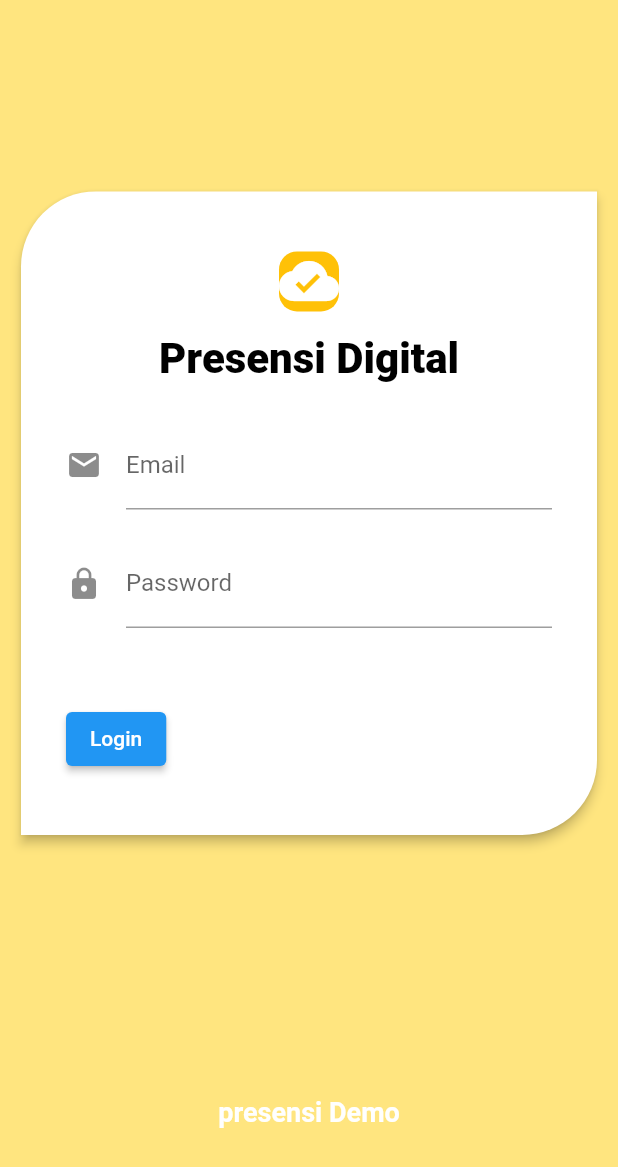
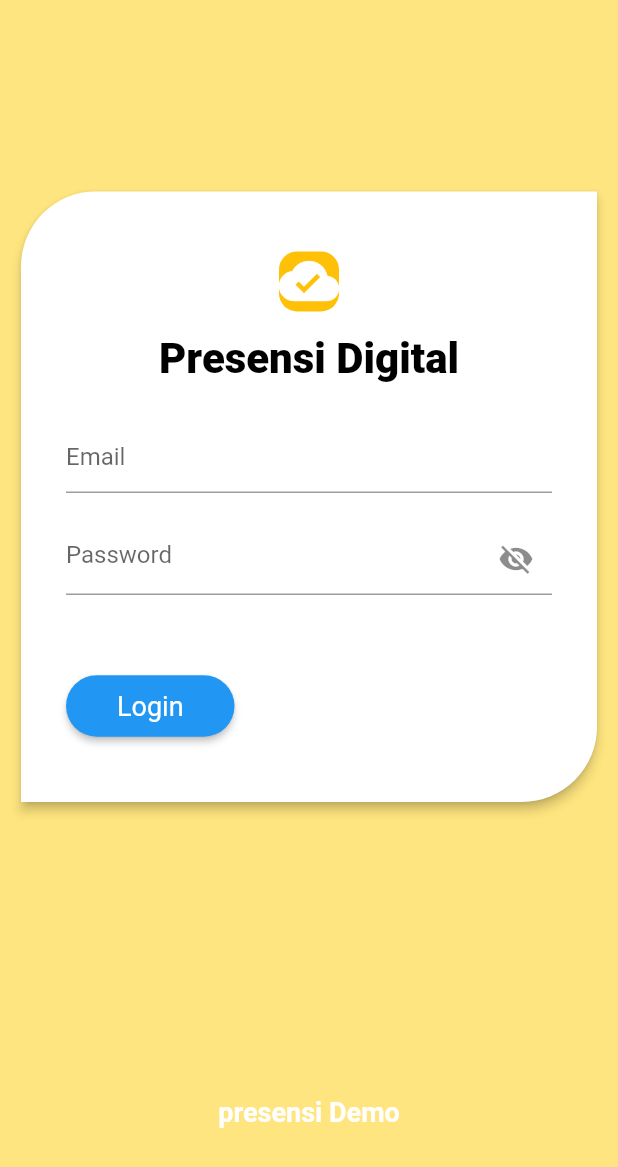
Before and after one commit to herry88/presensidigital, a Flutter app: the screen it shows after launch, on a phone screen of 412 x 824 dp. Shown: the top 1167 px of the screen. Run offline on Flutter 3.47's test engine with Material 2 defaults, Android fonts, the phone set to English and light mode, and no system bars; our stand-ins replace shared_preferences.

Commit message:
updatesiapatahu jalan

```diff
--- a/lib/helper/loginhelper.dart
+++ b/lib/helper/loginhelper.dart
@@ -1,25 +1,21 @@
+import 'package:shared_preferences/shared_preferences.dart';
 import 'package:http/http.dart' as http;
 import 'dart:convert';
 
 class LoginHelper {
-  // String url = 'https://backendapilaravel-app.herokuapp.com/api/login';
-  var status;
+  final String _url = 'https://backendapilaravel-app.herokuapp.com/api/login';
+  // late String localStorage;
   var token;
-  loginData(String email, String password) async {
-    var response = await http.post(
-      Uri.parse('https://backendapilaravel-app.herokuapp.com/api/login'),
-      headers: {'Accept': 'application/json'},
-      body: {'email': '$email'.toString(), 'password': '$password'.toString()},
-    );
-    status = response.body.contains('error');
-    var data = json.decode(response.body);
-    print(status);
-    print(data);
-    if (status) {
-      // return data;
-      print('data:${data['error']}');
-    } else {
-      print('data:${data['token']}');
-    }
+
+  auth(data, apiUrl) async {
+    var fullUrl = _url + apiUrl;
+    return await http.post(Uri.parse(fullUrl),
+        body: jsonEncode(data), headers: _setHeaders());
   }
+
+  _setHeaders() => {
+        'Content-type': 'application/json',
+        'Accept': 'application/json',
+        'Authorization': 'Bearer $token',
+      };
 }
--- a/lib/main.dart
+++ b/lib/main.dart
@@ -1,5 +1,6 @@
 import 'package:flutter/material.dart';
-
+import 'package:presensidigital/pages/home.dart';
+import 'package:shared_preferences/shared_preferences.dart';
 import 'pages/loginpage.dart';
 
 void main() {
@@ -7,7 +8,7 @@ void main() {
 }
 
 class MyApp extends StatelessWidget {
-  const MyApp({ Key? key }) : super(key: key);
+  const MyApp({Key? key}) : super(key: key);
 
   @override
   Widget build(BuildContext context) {
@@ -16,7 +17,49 @@ class MyApp extends StatelessWidget {
       theme: ThemeData(
         primarySwatch: Colors.blue,
       ),
-      home: LoginPages(),
+      home: CheckAuth(),
     );
   }
 }
+
+class CheckAuth extends StatefulWidget {
+  const CheckAuth({Key? key}) : super(key: key);
+
+  @override
+  State<CheckAuth> createState() => _CheckAuthState();
+}
+
+class _CheckAuthState extends State<CheckAuth> {
+  bool isAuth = false;
+
+  @override
+  void initState() {
+    _checkIfLoggedIn();
+    super.initState();
+  }
+
+  void _checkIfLoggedIn() async {
+    SharedPreferences localStorage = await SharedPreferences.getInstance();
+    var token = localStorage.getString('token');
+    if (token != null) {
+      if (mounted) {
+        setState(() {
+          isAuth = true;
+        });
+      }
+    }
+  }
+
+  @override
+  Widget build(BuildContext context) {
+    Widget child;
+    if (isAuth) {
+      child = HomePage();
+    } else {
+      child = LoginPages();
+    }
+    return Scaffold(
+      body: child,
+    );
+  }
+}
--- a/lib/pages/loginpage.dart
+++ b/lib/pages/loginpage.dart
@@ -1,5 +1,8 @@
+import 'dart:convert';
+
 import 'package:flutter/material.dart';
 import 'package:presensidigital/helper/loginhelper.dart';
+import 'package:shared_preferences/shared_preferences.dart';
 
 import 'home.dart';
 
@@ -11,47 +14,35 @@ class LoginPages extends StatefulWidget {
 }
 
 class _LoginPagesState extends State<LoginPages> {
-  TextEditingController _emailController = TextEditingController();
-  TextEditingController _passwordController = TextEditingController();
+  bool _isLoading = false;
+  final _formKey = GlobalKey<FormState>();
+  var email, password;
+  final _scaffoldKey = GlobalKey<ScaffoldState>();
+  bool _secureText = true;
 
-  LoginHelper _loginHelper = LoginHelper();
-  String msgStatus = '';
-
-  void _onPressed() {
+  showHide() {
     setState(() {
-      if (_emailController.text.trim().toLowerCase().isEmpty &&
-          _passwordController.text.trim().toLowerCase().isEmpty) {
-        _loginHelper
-            .loginData(_emailController.text.trim().toLowerCase(),
-                _passwordController.text.trim().toLowerCase())
-            .whenComplete(() {
-          if (_loginHelper.status != null) {
-            print(" Check Email atau Password");
-          } else {
-            Navigator.push(
-              context,
-              MaterialPageRoute(
-                builder: (context) => HomePage(),
-              ),
-            );
-          }
-        });
-      }
+      _secureText = !_secureText;
     });
   }
 
-  void _klik() {
-    Navigator.push(
-      context,
-      MaterialPageRoute(
-        builder: (context) => HomePage(),
+  _showMsg(msg) {
+    final snackBar = SnackBar(
+      content: Text(msg),
+      action: SnackBarAction(
+        label: 'Close',
+        onPressed: () {
+          // Some code to undo the change!
+        },
       ),
     );
+    ScaffoldMessenger.of(context).showSnackBar(snackBar);
   }
 
   @override
   Widget build(BuildContext context) {
     return Scaffold(
+      key: _scaffoldKey,
       backgroundColor: Colors.amberAccent[100],
       body: Stack(
         children: [
@@ -122,13 +113,19 @@ class _LoginPagesState extends State<LoginPages> {
                             vertical: 10.0,
                             horizontal: 30.0,
                           ),
-                          child: TextField(
-                            controller: _emailController,
+                          child: TextFormField(
+                            cursorColor: Colors.blue,
+                            keyboardType: TextInputType.text,
                             decoration: InputDecoration(
-                              labelText: 'Email',
-                              hintText: 'Masukkan Email',
-                              icon: Icon(Icons.email),
+                              hintText: "Email",
                             ),
+                            validator: (emailValue) {
+                              if (emailValue!.isEmpty) {
+                                return 'Please enter your email';
+                              }
+                              email = emailValue;
+                              return null;
+                            },
                           ),
                         ),
                         Padding(
@@ -136,14 +133,26 @@ class _LoginPagesState extends State<LoginPages> {
                             vertical: 10.0,
                             horizontal: 30.0,
                           ),
-                          child: TextField(
-                            controller: _passwordController,
-                            obscureText: true,
-                            decoration: const InputDecoration(
-                              labelText: 'Password',
-                              hintText: 'Masukkan Password',
-                              icon: Icon(Icons.lock),
+                          child: TextFormField(
+                            cursorColor: Colors.blue,
+                            keyboardType: TextInputType.text,
+                            obscureText: _secureText,
+                            decoration: InputDecoration(
+                              hintText: "Password",
+                              suffixIcon: IconButton(
+                                onPressed: showHide,
+                                icon: Icon(_secureText
+                                    ? Icons.visibility_off
+                                    : Icons.visibility),
+                              ),
                             ),
+                            validator: (passwordValue) {
+                              if (passwordValue!.isEmpty) {
+                                return 'Please enter your password';
+                              }
+                              password = passwordValue;
+                              return null;
+                            },
                           ),
                         ),
                         Row(
@@ -155,8 +164,33 @@ class _LoginPagesState extends State<LoginPages> {
                                 top: 40.0,
                               ),
                               child: ElevatedButton(
-                                onPressed: _onPressed,
-                                child: Text('Login'),
+                                child: Padding(
+                                  padding: EdgeInsets.symmetric(
+                                      horizontal: 18, vertical: 10),
+                                  child: Text(
+                                    _isLoading ? 'Proccessing..' : 'Login',
+                                    textDirection: TextDirection.ltr,
+                                    style: TextStyle(
+                                      color: Colors.white,
+                                      fontSize: 18.0,
+                                      decoration: TextDecoration.none,
+                                      fontWeight: FontWeight.normal,
+                                    ),
+                                  ),
+                                ),
+                                style: ElevatedButton.styleFrom(
+                                  primary: Colors.blue,
+                                  shape: RoundedRectangleBorder(
+                                    borderRadius: BorderRadius.circular(
+                                      30.0,
+                                    ),
+                                  ),
+                                ),
+                                onPressed: () {
+                                  if (_formKey.currentState!.validate()) {
+                                    _login();
+                                  }
+                                },
                               ),
                             ),
                           ],
@@ -172,4 +206,31 @@ class _LoginPagesState extends State<LoginPages> {
       ),
     );
   }
+
+  void _login() async {
+    setState(() {
+      _isLoading = true;
+    });
+    var data = {'email': email, 'password': password};
+
+    var res = await LoginHelper().auth(data, '/login');
+    var body = json.decode(res.body);
+    if (body['success']) {
+      SharedPreferences localStorage = await SharedPreferences.getInstance();
+      localStorage.setString('token', json.encode(body['token']));
+      localStorage.setString('user', json.encode(body['user']));
+      Navigator.pushReplacement(
+        context,
+        new MaterialPageRoute(
+          builder: (context) => HomePage(),
+        ),
+      );
+    } else {
+      _showMsg(body['message']);
+    }
+
+    setState(() {
+      _isLoading = false;
+    });
+  }
 }
--- a/pubspec.yaml
+++ b/pubspec.yaml
@@ -35,6 +35,7 @@ dependencies:
   # Use with the CupertinoIcons class for iOS style icons.
   cupertino_icons: ^1.0.2
   http: ^0.13.4
+  shared_preferences: ^2.0.13
 
 dev_dependencies:
   flutter_test:
```
Also changed, not shown: pubspec.lock.
